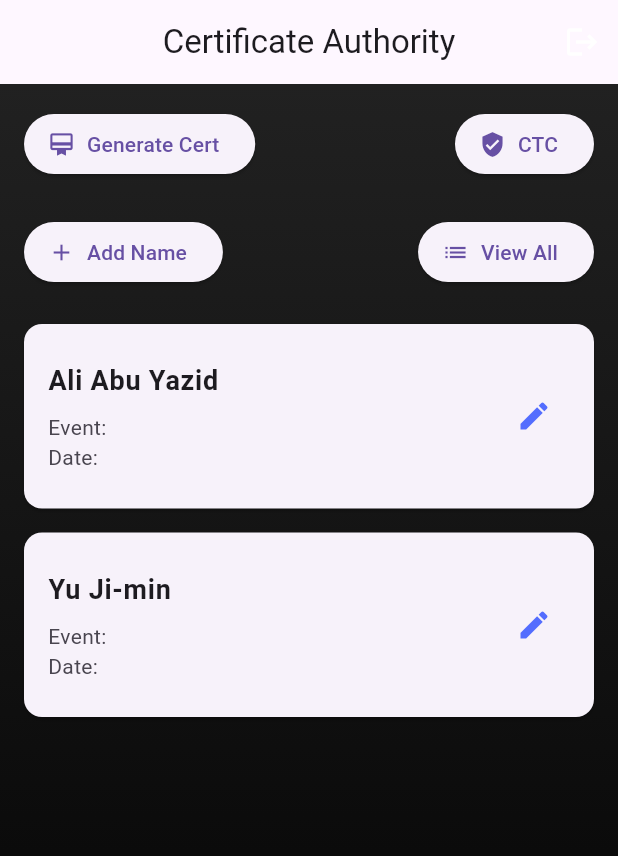
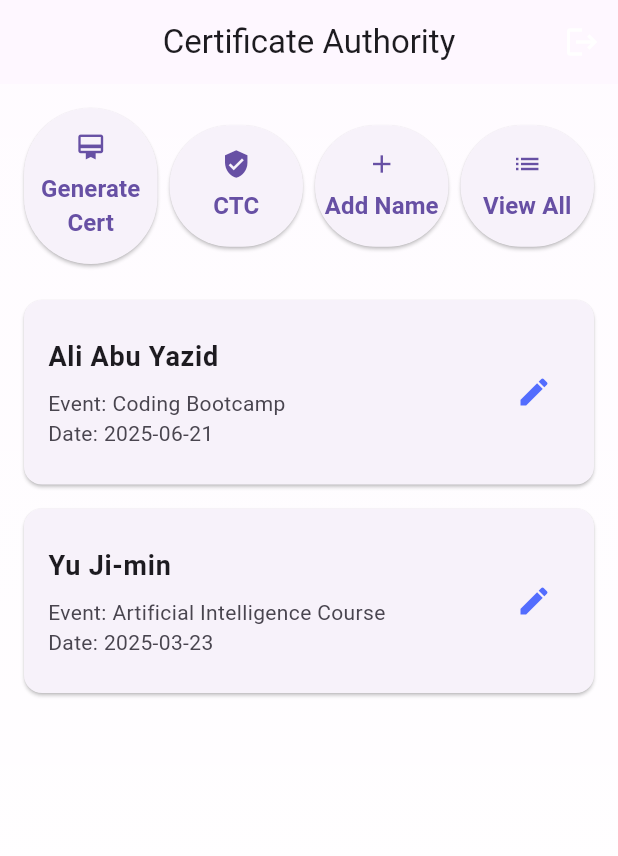
Before and after one commit to SitiFatimah0403/Digital_certificate_project, a Flutter app: the HomePage screen opened directly with empty values, on a phone screen of 412 x 824 dp. Shown: the top 856 px of the screen. Run offline on Flutter 3.47's test engine with Material 3 defaults, Android fonts, the phone set to English and light mode, and no system bars; our stand-ins replace cloud_firestore, file_picker, firebase_auth, firebase_core, firebase_storage, google_sign_in and 1 more; missing offline and left inert: firebase_app_check, syncfusion_flutter_pdf; accounts and stored records are empty.

Commit message:
updated ui for CA

```diff
--- a/lib/certificate_authorityDashboard/ca_screen.dart
+++ b/lib/certificate_authorityDashboard/ca_screen.dart
@@ -22,38 +22,71 @@ class CertificateApp extends StatelessWidget {
     return MaterialApp(
       title: 'Certificate Authority',
       theme: ThemeData(
-        colorScheme: ColorScheme.dark(
+        colorScheme: ColorScheme.light(
           primary: Colors.indigo,
           secondary: Colors.indigoAccent,
-          surface: Colors.grey[900]!,
-          background: Colors.white,
-          brightness: Brightness.dark,
+          surface: Colors.white,
+          background: Colors.grey[100]!,
+          onPrimary: Colors.white,
+          onSecondary: Colors.black,
+          onSurface: Colors.black,
+          onBackground: Colors.white54,
         ),
+        scaffoldBackgroundColor: Colors.grey[100],
         useMaterial3: true,
-        cardTheme: CardThemeData(
+        cardTheme: CardTheme(
+          color: Colors.white,
           elevation: 4,
           shape: RoundedRectangleBorder(
             borderRadius: BorderRadius.circular(16),
           ),
+          margin: EdgeInsets.symmetric(horizontal: 16, vertical: 8),
         ),
         elevatedButtonTheme: ElevatedButtonThemeData(
           style: ElevatedButton.styleFrom(
+            foregroundColor: Colors.white,
+            backgroundColor: Colors.indigo,
             padding: EdgeInsets.symmetric(horizontal: 24, vertical: 12),
             shape: RoundedRectangleBorder(
               borderRadius: BorderRadius.circular(12),
             ),
+            textStyle: TextStyle(fontWeight: FontWeight.bold),
+          ),
+        ),
+        inputDecorationTheme: InputDecorationTheme(
+          filled: true,
+          fillColor: Colors.white,
+          contentPadding: EdgeInsets.symmetric(horizontal: 16, vertical: 12),
+          border: OutlineInputBorder(
+            borderRadius: BorderRadius.circular(12),
+            borderSide: BorderSide(color: Colors.grey.shade300),
+          ),
+          enabledBorder: OutlineInputBorder(
+            borderRadius: BorderRadius.circular(12),
+            borderSide: BorderSide(color: Colors.grey.shade300),
+          ),
+          focusedBorder: OutlineInputBorder(
+            borderRadius: BorderRadius.circular(12),
+            borderSide: BorderSide(color: Colors.indigo),
           ),
         ),
         appBarTheme: AppBarTheme(
-          elevation: 0,
-          backgroundColor: Colors.grey[900],
-          foregroundColor: Colors.white,
+          elevation: 1,
+          backgroundColor: Colors.white,
+          foregroundColor: Colors.black87,
+          titleTextStyle: TextStyle(
+            color: Colors.black87,
+            fontWeight: FontWeight.bold,
+            fontSize: 20,
+          ),
+          iconTheme: IconThemeData(color: Colors.black87),
         ),
       ),
       home: HomePage(authService: _authService),
       debugShowCheckedModeBanner: false,
     );
   }
+
 }
 
 class Client {
@@ -90,10 +123,16 @@ class HomePage extends StatefulWidget {
 
   @override
   State<HomePage> createState() => _HomePageState();
+
+
 }
 
 class _HomePageState extends State<HomePage> {
-  List<Client> clients = [Client('Ali Abu Yazid'), Client('Yu Ji-min')];
+  List<Client> clients = [
+    Client('Ali Abu Yazid', event: 'Coding Bootcamp', issuanceDate: '2025-06-21'),
+    Client('Yu Ji-min', event: 'Artificial Intelligence Course', issuanceDate: '2025-03-23')
+  ];
+
 
   void _addClient() async {
     final nameController = TextEditingController();
@@ -326,7 +365,7 @@ class _HomePageState extends State<HomePage> {
           gradient: LinearGradient(
             begin: Alignment.topCenter,
             end: Alignment.bottomCenter,
-            colors: [Colors.grey[900]!, Colors.black],
+            colors: [Colors.white54, Colors.white],
           ),
         ),
         child: Padding(
@@ -334,36 +373,86 @@ class _HomePageState extends State<HomePage> {
           child: Column(
             children: [
               Row(
-                mainAxisAlignment: MainAxisAlignment.spaceBetween,
                 children: [
-                  ElevatedButton.icon(
-                    onPressed: _goToGenerateCertPage,
-                    icon: Icon(Icons.card_membership),
-                    label: Text('Generate Cert'),
+                  Expanded(
+                    child: ElevatedButton(
+                      onPressed: _goToGenerateCertPage,
+                      style: ElevatedButton.styleFrom(padding: EdgeInsets.symmetric(vertical: 16)),
+                      child: Column(
+                        mainAxisSize: MainAxisSize.min,
+                        children: [
+                          Icon(Icons.card_membership, size: 20),
+                          SizedBox(height: 6),
+                          Text(
+                            'Generate Cert',
+                            style: TextStyle(fontSize: 16, fontWeight: FontWeight.bold),
+                            textAlign: TextAlign.center,
+                          ),
+                        ],
+                      ),
+                    ),
                   ),
-                  ElevatedButton.icon(
-                    onPressed: _goToLtcPage,
-                    icon: Icon(Icons.verified_user),
-                    label: Text('CTC'),
+                  SizedBox(width: 8),
+                  Expanded(
+                    child: ElevatedButton(
+                      onPressed: _goToLtcPage,
+                      style: ElevatedButton.styleFrom(padding: EdgeInsets.symmetric(vertical: 16)),
+                      child: Column(
+                        mainAxisSize: MainAxisSize.min,
+                        children: [
+                          Icon(Icons.verified_user, size: 20),
+                          SizedBox(height: 6),
+                          Text(
+                            'CTC',
+                            style: TextStyle(fontSize: 16, fontWeight: FontWeight.bold),
+                            textAlign: TextAlign.center,
+                          ),
+                        ],
+                      ),
+                    ),
+                  ),
+                  SizedBox(width: 8),
+                  Expanded(
+                    child: ElevatedButton(
+                      onPressed: _addClient,
+                      style: ElevatedButton.styleFrom(padding: EdgeInsets.symmetric(vertical: 16)),
+                      child: Column(
+                        mainAxisSize: MainAxisSize.min,
+                        children: [
+                          Icon(Icons.add, size: 20),
+                          SizedBox(height: 6),
+                          Text(
+                            'Add Name',
+                            style: TextStyle(fontSize: 16, fontWeight: FontWeight.bold),
+                            textAlign: TextAlign.center,
+                          ),
+                        ],
+                      ),
+                    ),
+                  ),
+                  SizedBox(width: 8),
+                  Expanded(
+                    child: ElevatedButton(
+                      onPressed: _viewAll,
+                      style: ElevatedButton.styleFrom(padding: EdgeInsets.symmetric(vertical: 16)),
+                      child: Column(
+                        mainAxisSize: MainAxisSize.min,
+                        children: [
+                          Icon(Icons.list, size: 20),
+                          SizedBox(height: 6),
+                          Text(
+                            'View All',
+                            style: TextStyle(fontSize: 16, fontWeight: FontWeight.bold),
+                            textAlign: TextAlign.center,
+                          ),
+                        ],
+                      ),
+                    ),
                   ),
                 ],
               ),
-              SizedBox(height: 24),
-              Row(
-                mainAxisAlignment: MainAxisAlignment.spaceBetween,
-                children: [
-                  ElevatedButton.icon(
-                    onPressed: _addClient,
-                    icon: Icon(Icons.add),
-                    label: Text('Add Name'),
-                  ),
-                  ElevatedButton.icon(
-                    onPressed: _viewAll,
-                    icon: Icon(Icons.list),
-                    label: Text('View All'),
-                  ),
-                ],
-              ),
+
+
               SizedBox(height: 16),
               Expanded(
                 child: ListView.builder(
```
